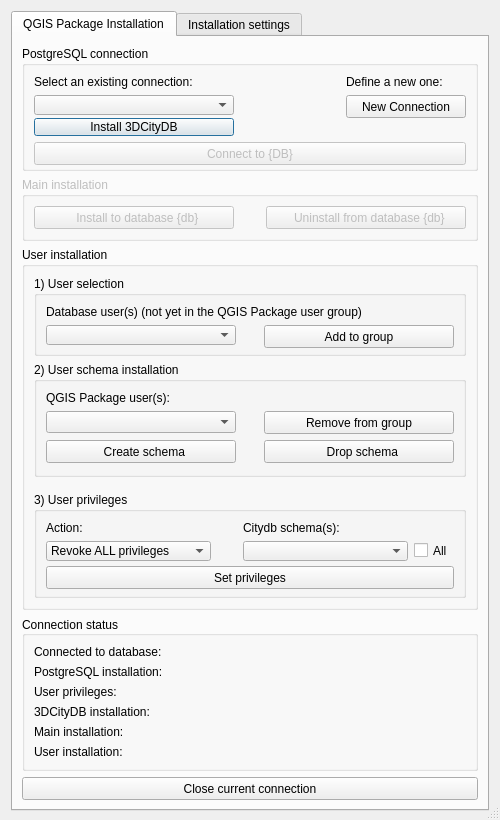
This is cdb4/gui_admin/ui/cdb4_admin_dialog.ui in tudelft3d/3DCityDB-Tools-for-QGIS as Qt 5 draws it before an edit. The edited form follows.
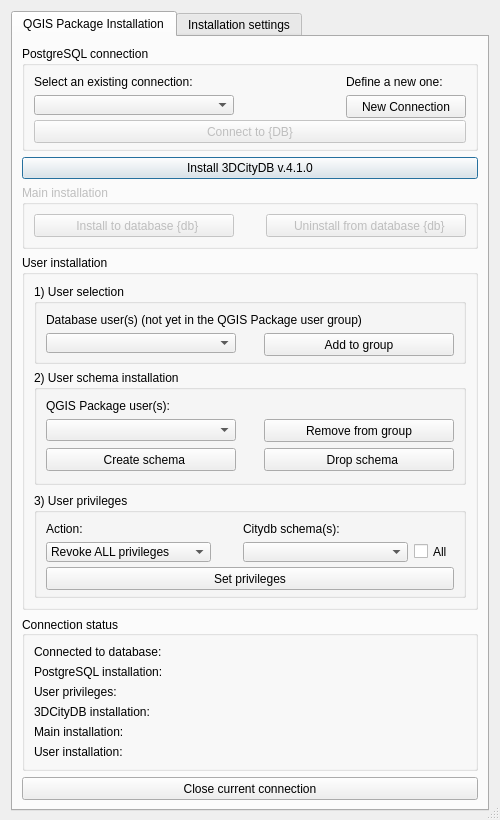
This is the edited form. Icons and pictures are not drawn. Custom widgets are drawn as their Qt base class.

```diff
--- a/cdb4/gui_admin/ui/cdb4_admin_dialog.ui
+++ b/cdb4/gui_admin/ui/cdb4_admin_dialog.ui
@@ -298,14 +298,14 @@
             </property>
            </widget>
           </item>
-          <item row="3" column="0">
+         </layout>
+        </widget>
+       </item>
+       <item>
            <widget class="QPushButton" name="btnCityDBInstall">
             <property name="text">
-             <string>Install 3DCityDB</string>
-            </property>
-           </widget>
-          </item>
-         </layout>
+          <string>Install 3DCityDB v.4.1.0</string>
+         </property>
         </widget>
        </item>
        <item>
```
Lines whose indentation alone changed are shown as unchanged.
